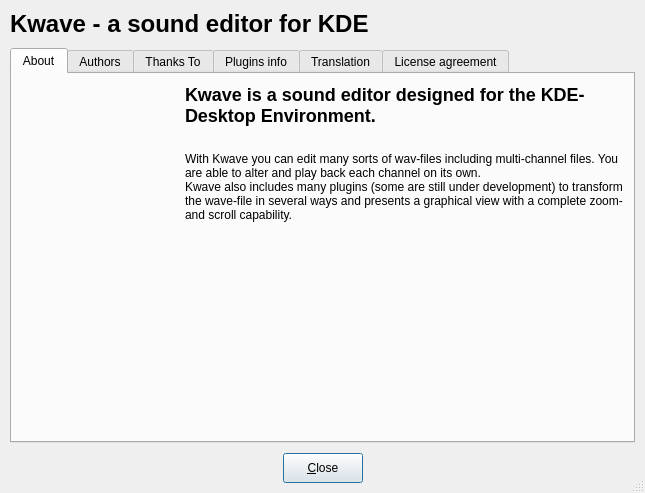
Qt form plugins/about/KwaveAboutDialogBase.ui (KDE/kwave) before a commit.
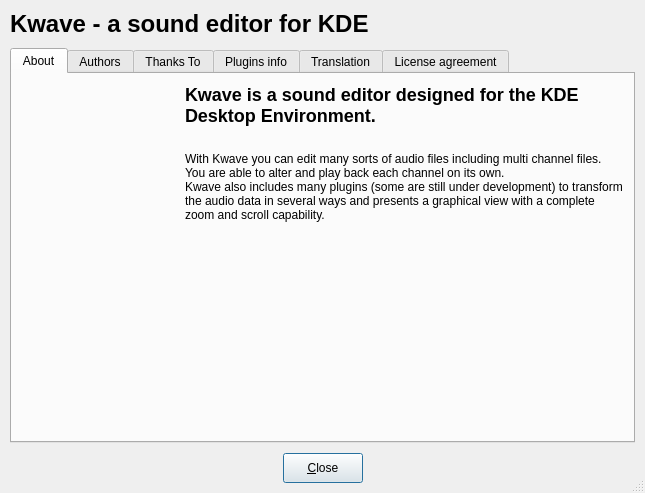
The same form after that commit. Custom widgets are drawn as their Qt base class.

Commit message:
updated help/about summary message
svn-id: https://kwave.svn.sourceforge.net/svnroot/kwave/branches/signal_views@2667 bbf32e5a-961d-0410-9e10-91f32741c31e

What changed in the file:
```diff
--- a/plugins/about/KwaveAboutDialogBase.ui
+++ b/plugins/about/KwaveAboutDialogBase.ui
@@ -144,15 +144,15 @@
           </size>
          </property>
          <property name="text">
-          <string>&lt;h2&gt;Kwave is a sound editor designed for the KDE-Desktop Environment. &lt;/h2&gt;&lt;br&gt;
+          <string>&lt;h2&gt;Kwave is a sound editor designed for the KDE Desktop Environment. &lt;/h2&gt;&lt;br&gt;
 With Kwave you can edit many sorts of 
-wav-files including multi-channel files. 
+audio files including multi channel files.
 You are able to alter and play back each 
 channel on its own.&lt;br&gt;
 Kwave also includes many plugins (some 
 are still under development) to transform 
-the wave-file in several ways and presents 
-a graphical view with a complete zoom- 
+the audio data in several ways and presents
+a graphical view with a complete zoom 
 and scroll capability.</string>
          </property>
          <property name="textFormat">
```
